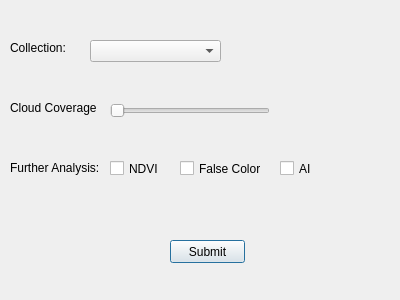
Before: the Qt Designer form src/options_dialog/options_dialog.ui in theokretz/SatHubAI, drawn with Qt 5.
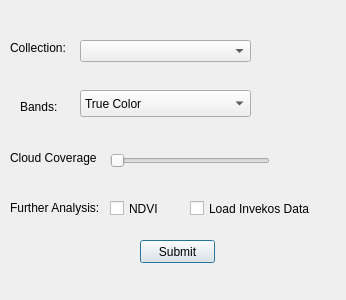
After: the same form once the commit is applied. Custom widgets are drawn as their Qt base class.

Commit message: v5 fully implemented additional collections and added single bands selection for planetary computer and earth search

What changed in the file:
```diff
--- a/src/options_dialog/options_dialog.ui
+++ b/src/options_dialog/options_dialog.ui
@@ -6,7 +6,7 @@
    <rect>
     <x>0</x>
     <y>0</y>
-    <width>400</width>
+    <width>346</width>
     <height>300</height>
    </rect>
   </property>
@@ -16,9 +16,9 @@
   <widget class="QComboBox" name="comboboxCollection">
    <property name="geometry">
     <rect>
-     <x>90</x>
+     <x>80</x>
      <y>40</y>
-     <width>131</width>
+     <width>171</width>
      <height>22</height>
     </rect>
    </property>
@@ -43,7 +43,7 @@
    <property name="geometry">
     <rect>
      <x>10</x>
-     <y>100</y>
+     <y>150</y>
      <width>91</width>
      <height>16</height>
     </rect>
@@ -56,7 +56,7 @@
    <property name="geometry">
     <rect>
      <x>110</x>
-     <y>100</y>
+     <y>150</y>
      <width>160</width>
      <height>22</height>
     </rect>
@@ -69,7 +69,7 @@
    <property name="geometry">
     <rect>
      <x>110</x>
-     <y>160</y>
+     <y>200</y>
      <width>70</width>
      <height>17</height>
     </rect>
@@ -82,7 +82,7 @@
    <property name="geometry">
     <rect>
      <x>10</x>
-     <y>160</y>
+     <y>200</y>
      <width>91</width>
      <height>16</height>
     </rect>
@@ -94,7 +94,7 @@
   <widget class="QPushButton" name="pbSubmit">
    <property name="geometry">
     <rect>
-     <x>170</x>
+     <x>140</x>
      <y>240</y>
      <width>75</width>
      <height>23</height>
@@ -104,33 +104,75 @@
     <string>Submit</string>
    </property>
   </widget>
-  <widget class="QCheckBox" name="checkBox">
-   <property name="geometry">
-    <rect>
-     <x>180</x>
-     <y>160</y>
-     <width>81</width>
-     <height>17</height>
-    </rect>
-   </property>
-   <property name="text">
-    <string>False Color</string>
-   </property>
-  </widget>
   <widget class="QCheckBox" name="checkBox_2">
    <property name="geometry">
     <rect>
-     <x>280</x>
-     <y>160</y>
-     <width>70</width>
+     <x>190</x>
+     <y>200</y>
+     <width>131</width>
      <height>17</height>
     </rect>
    </property>
    <property name="text">
-    <string>AI</string>
+    <string>Load Invekos Data</string>
+   </property>
+  </widget>
+  <widget class="QgsCheckableComboBox" name="checkcbBands">
+   <property name="geometry">
+    <rect>
+     <x>80</x>
+     <y>90</y>
+     <width>171</width>
+     <height>27</height>
+    </rect>
+   </property>
+   <item>
+    <property name="text">
+     <string>True Color</string>
+    </property>
+   </item>
+   <item>
+    <property name="text">
+     <string>False Color</string>
+    </property>
+   </item>
+   <item>
+    <property name="text">
+     <string>Red</string>
+    </property>
+   </item>
+   <item>
+    <property name="text">
+     <string>Green</string>
+    </property>
+   </item>
+   <item>
+    <property name="text">
+     <string>Blue</string>
+    </property>
+   </item>
+  </widget>
+  <widget class="QLabel" name="label_4">
+   <property name="geometry">
+    <rect>
+     <x>20</x>
+     <y>100</y>
+     <width>47</width>
+     <height>13</height>
+    </rect>
+   </property>
+   <property name="text">
+    <string>Bands:</string>
    </property>
   </widget>
  </widget>
+ <customwidgets>
+  <customwidget>
+   <class>QgsCheckableComboBox</class>
+   <extends>QComboBox</extends>
+   <header>qgscheckablecombobox.h</header>
+  </customwidget>
+ </customwidgets>
  <resources/>
  <connections/>
 </ui>
```
The commit also changes 20 other files.
